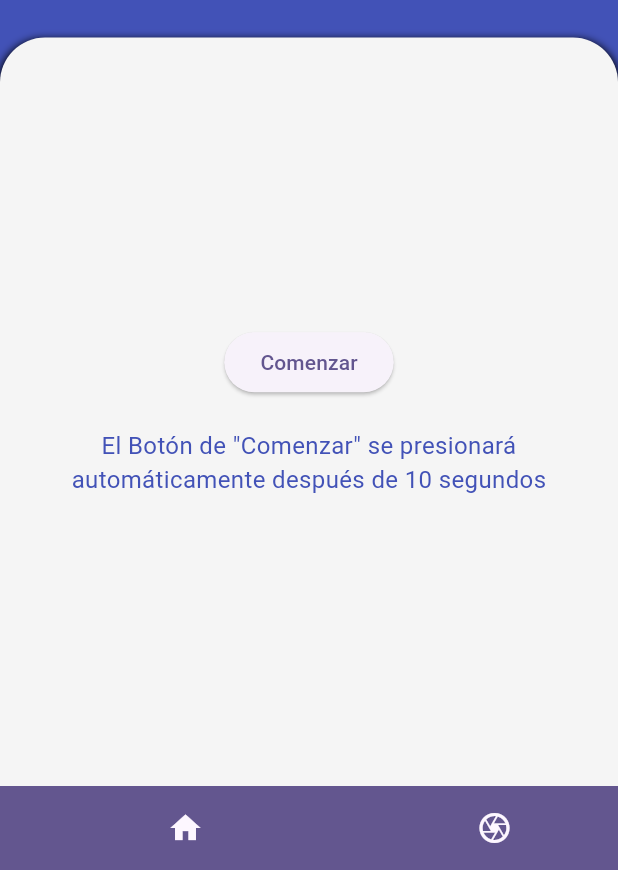
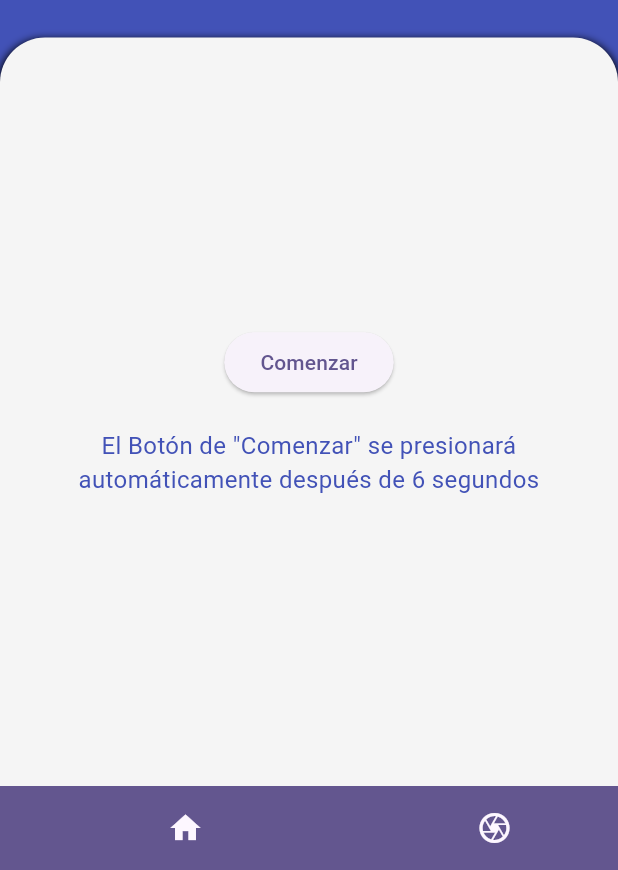
Before and after one commit to XRandolphX/NavEyesApp, a Flutter app: the screen it shows after launch, on a phone screen of 412 x 824 dp, the part 366-1236 px from its top. Run offline on Flutter 3.47's test engine with Material 3 defaults, Android fonts, the phone set to English and light mode, and no system bars; our stand-ins replace camera, flutter_tts; missing offline and left inert: flutter_vision.

Commit message:
wvds
uwu

```diff
--- a/lib/views/detector_view.dart
+++ b/lib/views/detector_view.dart
@@ -99,7 +99,7 @@ class _YoloVideoState extends State<YoloVideo> {
     // TTS
     await flutterTtsYolo.setLanguage("es-ES"); // Set the language you want
     await flutterTtsYolo
-        .setSpeechRate(0.6); // Adjust speech rate (1.0 is normal)
+        .setSpeechRate(0.7); // Adjust speech rate (1.0 is normal)
     await flutterTtsYolo.setVolume(1.0); // Adjust volume (0.0 to 1.0)
     await flutterTtsYolo.setPitch(1.0); // Adjust pitch (1.0 is normal)
   }
@@ -170,7 +170,7 @@ class _YoloVideoState extends State<YoloVideo> {
       final text = "${result['tag']}";
       await speak(text); // Pronunciar el texto
       await Future.delayed(
-          Duration(seconds: 2)); // Esperar 1 segundo entre pronunciaciones
+          Duration(seconds: 1)); // Esperar 1 segundo entre pronunciaciones
     }
     _isSpeaking = false; // Marcar que el TTS ha terminado de hablar
   }
--- a/lib/views/welcome_view.dart
+++ b/lib/views/welcome_view.dart
@@ -24,11 +24,11 @@ class _WelcomeViewState extends State<WelcomeView> {
     // Obtener la fecha actual
     _getCurrentDate();
     _speakTexts([
-      "El botón comenzar se presionará automáticamente después de 10 segundos"
+      "Hola, Bienvenido a NavEyes. El botón comenzar se presionará automáticamente después de 6 segundos"
     ]);
 
     // Iniciar temporizador para mostrar la descripción después de 6 segundos
-    Timer(const Duration(seconds: 6), () {
+    Timer(const Duration(seconds: 8), () {
       setState(() {
         // Simular la acción de presionar el botón "Comenzar"
         _startButtonPressed();
@@ -244,8 +244,6 @@ class _WelcomeViewState extends State<WelcomeView> {
                     children: [
                       ElevatedButton(
                         onPressed: () {
-                          // Navegar a la pantalla Camera.dart cuando se presione el botón
-                          _speakText('Comenzando, abriendo cámara');
                           Navigator.push(
                             context,
                             MaterialPageRoute(
@@ -260,10 +258,10 @@ class _WelcomeViewState extends State<WelcomeView> {
                       GestureDetector(
                         onTap: () {
                           _speakText(
-                              'El Botón de "Comenzar" se presionará automáticamente después de 10 segundos');
+                              'El Botón de "Comenzar" se presionará automáticamente después de 6 segundos');
                         },
                         child: const Text(
-                          'El Botón de "Comenzar" se presionará automáticamente después de 10 segundos',
+                          'El Botón de "Comenzar" se presionará automáticamente después de 6 segundos',
                           textAlign: TextAlign.center,
                           style: TextStyle(
                             color: Color.fromARGB(255, 66, 82, 183),
```
